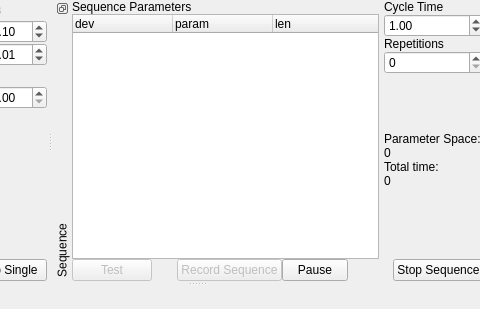
Old version of the form acq4/modules/TaskRunner/TaskRunnerTemplate.ui in the repository acq4/acq4; both pictures show x 348 to 828 and y 0 to 309 of the 1089 by 309 pixel window.
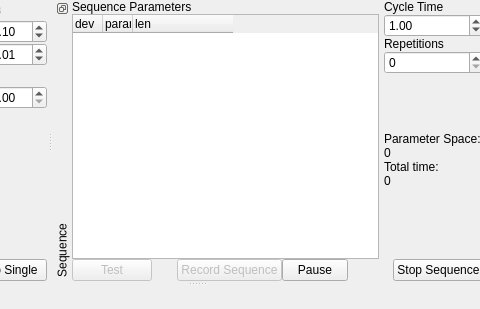
New version of the form. Custom widgets are drawn as their Qt base class.

Commit message: corrected column stretch in taskrunner sequence dock template

```diff
--- a/acq4/modules/TaskRunner/TaskRunnerTemplate.ui
+++ b/acq4/modules/TaskRunner/TaskRunnerTemplate.ui
@@ -256,7 +256,7 @@
     <number>4</number>
    </attribute>
    <widget class="QWidget" name="dockWidgetContents_7">
-    <layout class="QGridLayout" name="gridLayout_2">
+    <layout class="QGridLayout" name="gridLayout_2" columnstretch="5,1">
      <property name="horizontalSpacing">
       <number>5</number>
      </property>
@@ -392,6 +392,15 @@
        <property name="allColumnsShowFocus">
         <bool>true</bool>
        </property>
+       <attribute name="headerDefaultSectionSize">
+        <number>30</number>
+       </attribute>
+       <attribute name="headerMinimumSectionSize">
+        <number>30</number>
+       </attribute>
+       <attribute name="headerStretchLastSection">
+        <bool>false</bool>
+       </attribute>
        <column>
         <property name="text">
          <string>dev</string>
```
The commit also changes 1 other file.
